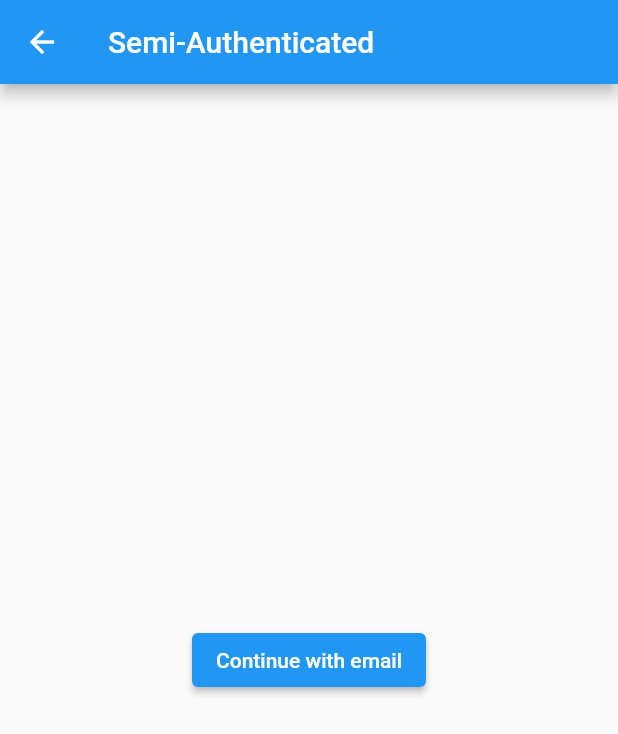
After one commit to Pirigosao/bsup, a Flutter app: the SemiAuthWrapper screen opened directly, on a phone screen of 412 x 824 dp. The commit adds this screen. Shown: the top 734 px of the screen. Run offline on Flutter 3.47's test engine with Material 2 defaults, Android fonts, the phone set to English and light mode, and no system bars; our stand-ins replace bloc, equatable, firebase_auth, firebase_core, flutter_bloc; missing offline and left inert: meu_projeto, my_app; accounts and stored records are empty; statements that could not run were skipped.

Commit message:
Commit changes

```diff
--- /dev/null
+++ b/lib/wrappers/semi_auth_wrapper.dart
@@ -0,0 +1,28 @@
+import 'package:flutter/material.dart';
+import 'package:flutter_bloc/flutter_bloc.dart';
+import 'package:firebase_auth/firebase_auth.dart';
+import 'package:meu_projeto/blocs/auth_bloc.dart';
+import 'package:meu_projeto/blocs/auth_event.dart';
+import 'package:meu_projeto/blocs/auth_state.dart';
+
+class SemiAuthWrapper extends StatelessWidget {
+  const SemiAuthWrapper({Key? key}) : super(key: key);
+
+  @override
+  Widget build(BuildContext context) {
+    return Scaffold(
+      appBar: AppBar(
+        title: Text('Semi-Authenticated'),
+      ),
+      body: Center(
+        child: ElevatedButton(
+          child: Text('Continue with email'),
+          onPressed: () {
+            final authBloc = BlocProvider.of<AuthBloc>(context);
+            authBloc.add(ContinueWithEmailEvent());
+          },
+        ),
+      ),
+    );
+  }
+}
```
Also changed, not shown: lib/wrappers/authenticated_wrapper.dart (added, +47 -0 lines), lib/wrappers/authentication_wrapper.dart (+5 -5 lines).
